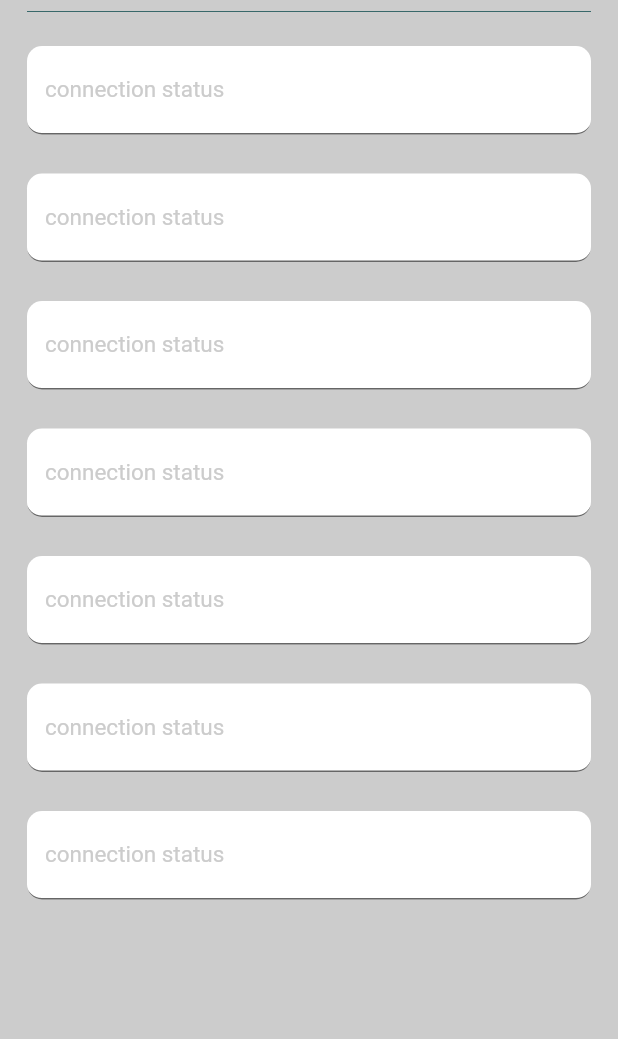
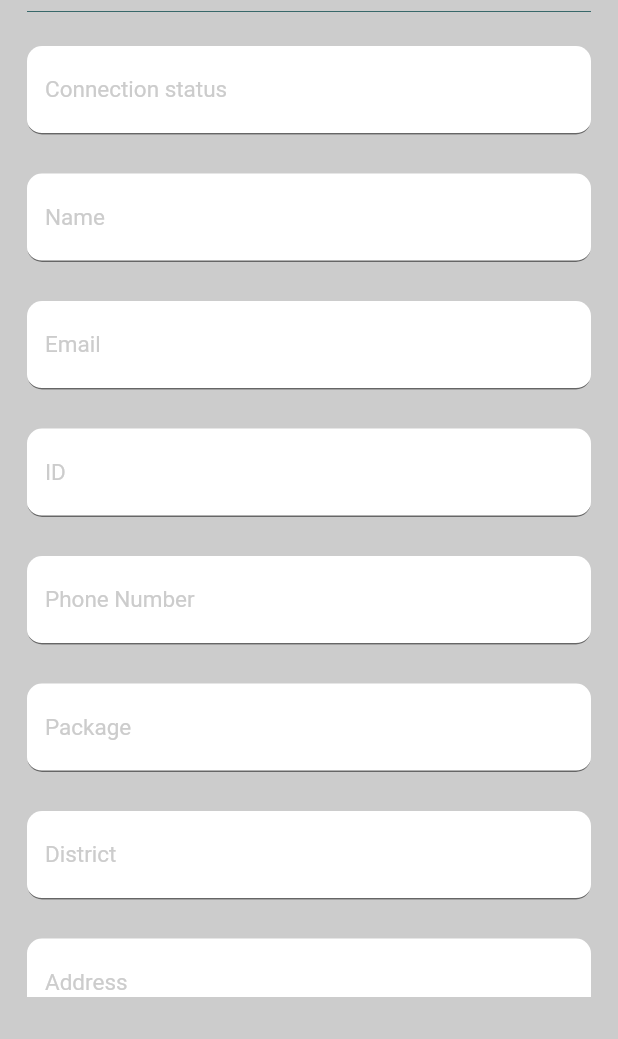
Before and after one commit to saklain71/bdcom_assignment_flutter, a Flutter app: the UserProfile screen opened directly, on a phone screen of 412 x 824 dp, the part 197-1236 px from its top. Run offline on Flutter 3.47's test engine with Material 2 defaults, Android fonts, the phone set to English and light mode, and no system bars; our stand-ins replace flutter_rating_bar, font_awesome_flutter, permission_handler, sqflite; missing offline and left inert: fast_contacts; accounts and stored records are empty.

```diff
--- a/lib/ui/contacs.dart
+++ b/lib/ui/contacs.dart
@@ -37,7 +37,6 @@ class _ContacsState extends State<Contacs> {
     } on PlatformException catch (e) {
       _text = 'Failed to get contacts:\n${e.details}';
     }
-
     // If the widget was removed from the tree while the asynchronous platform
     // message was in flight, we want to discard the reply rather than calling
     // set
--- a/lib/ui/user_profile.dart
+++ b/lib/ui/user_profile.dart
@@ -1,4 +1,3 @@
-
 import 'package:flutter/cupertino.dart';
 import 'package:flutter/material.dart';
 
@@ -11,6 +10,7 @@ class UserProfile extends StatefulWidget {
   @override
   State<UserProfile> createState() => _UserProfileState();
 }
+
 class _UserProfileState extends State<UserProfile> {
   @override
   Widget build(BuildContext context) {
@@ -27,112 +27,179 @@ class _UserProfileState extends State<UserProfile> {
           child: Column(
             crossAxisAlignment: CrossAxisAlignment.start,
             children: [
-               Text("User Profile",
-                 textAlign: TextAlign.right,
-                 style: TextStyle(color: AppColors.userProfileText,fontSize: 40),),
+              Text(
+                "User Profile",
+                textAlign: TextAlign.right,
+                style:
+                    TextStyle(color: AppColors.userProfileText, fontSize: 40),
+              ),
               Divider(
                 color: AppColors.appBarColor,
               ),
-            SizedBox(
-              height: 15,
-            ),
+              SizedBox(
+                height: 15,
+              ),
               Expanded(
                 child: ListView(
                   children: [
                     Container(
-                      height : 80,
-                      margin: EdgeInsets.only(bottom: 5.0 ),
+                      height: 80,
+                      margin: EdgeInsets.only(bottom: 5.0),
                       child: TextField(
                         decoration: InputDecoration(
                             border: UnderlineInputBorder(
-                                borderRadius:BorderRadius.circular(10.0)),
+                                borderRadius: BorderRadius.circular(10.0)),
                             filled: true,
-                            label: Text('connection status',
-                              style: TextStyle(color: AppColors.textLabelColor,fontSize: 15),),
+                            label: Text(
+                              'Connection status',
+                              style: TextStyle(
+                                  color: AppColors.textLabelColor,
+                                  fontSize: 15),
+                            ),
                             //hintText: "Type in your text",
                             fillColor: Colors.white),
                       ),
                     ),
                     Container(
-                      height : 80,
-                      margin: EdgeInsets.only(bottom: 5.0 ),
+                      height: 80,
+                      margin: EdgeInsets.only(bottom: 5.0),
                       child: TextField(
                         decoration: InputDecoration(
                             border: UnderlineInputBorder(
-                                borderRadius:BorderRadius.circular(10.0)),
+                                borderRadius: BorderRadius.circular(10.0)),
                             filled: true,
-                            label: Text('connection status',
-                              style: TextStyle(color: AppColors.textLabelColor,fontSize: 15),),
+                            label: Text(
+                              'Name',
+                              style: TextStyle(
+                                  color: AppColors.textLabelColor,
+                                  fontSize: 15),
+                            ),
                             //hintText: "Type in your text",
                             fillColor: Colors.white),
                       ),
                     ),
                     Container(
-                      height : 80,
-                      margin: EdgeInsets.only(bottom: 5.0 ),
+                      height: 80,
+                      margin: EdgeInsets.only(bottom: 5.0),
                       child: TextField(
                         decoration: InputDecoration(
                             border: UnderlineInputBorder(
-                                borderRadius:BorderRadius.circular(10.0)),
+                                borderRadius: BorderRadius.circular(10.0)),
                             filled: true,
-                            label: Text('connection status',
-                              style: TextStyle(color: AppColors.textLabelColor,fontSize: 15),),
+                            label: Text(
+                              'Email',
+                              style: TextStyle(
+                                  color: AppColors.textLabelColor,
+                                  fontSize: 15),
+                            ),
                             //hintText: "Type in your text",
                             fillColor: Colors.white),
                       ),
                     ),
                     Container(
-                      height : 80,
-                      margin: EdgeInsets.only(bottom: 5.0 ),
+                      height: 80,
+                      margin: EdgeInsets.only(bottom: 5.0),
                       child: TextField(
                         decoration: InputDecoration(
                             border: UnderlineInputBorder(
-                                borderRadius:BorderRadius.circular(10.0)),
+                                borderRadius: BorderRadius.circular(10.0)),
                             filled: true,
-                            label: Text('connection status',
-                              style: TextStyle(color: AppColors.textLabelColor,fontSize: 15),),
+                            label: Text(
+                              'ID',
+                              style: TextStyle(
+                                  color: AppColors.textLabelColor,
+                                  fontSize: 15),
+                            ),
                             //hintText: "Type in your text",
                             fillColor: Colors.white),
                       ),
                     ),
                     Container(
-                      height : 80,
-                      margin: EdgeInsets.only(bottom: 5.0 ),
+                      height: 80,
+                      margin: EdgeInsets.only(bottom: 5.0),
                       child: TextField(
                         decoration: InputDecoration(
                             border: UnderlineInputBorder(
-                                borderRadius:BorderRadius.circular(10.0)),
+                                borderRadius: BorderRadius.circular(10.0)),
                             filled: true,
-                            label: Text('connection status',
-                              style: TextStyle(color: AppColors.textLabelColor,fontSize: 15),),
+                            label: Text(
+                              'Phone Number',
+                              style: TextStyle(
+                                  color: AppColors.textLabelColor,
+                                  fontSize: 15),
+                            ),
                             //hintText: "Type in your text",
                             fillColor: Colors.white),
                       ),
                     ),
                     Container(
-                      height : 80,
-                      margin: EdgeInsets.only(bottom: 5.0 ),
+                      height: 80,
+                      margin: EdgeInsets.only(bottom: 5.0),
                       child: TextField(
                         decoration: InputDecoration(
                             border: UnderlineInputBorder(
-                                borderRadius:BorderRadius.circular(10.0)),
+                                borderRadius: BorderRadius.circular(10.0)),
                             filled: true,
-                            label: Text('connection status',
-                              style: TextStyle(color: AppColors.textLabelColor,fontSize: 15),),
+                            label: Text(
+                              'Package',
+                              style: TextStyle(
+                                  color: AppColors.textLabelColor,
+                                  fontSize: 15),
+                            ),
                             //hintText: "Type in your text",
                             fillColor: Colors.white),
                       ),
                     ),
                     Container(
-                      height : 80,
-                      margin: EdgeInsets.only(bottom: 5.0 ),
+                      height: 80,
+                      margin: EdgeInsets.only(bottom: 5.0),
                       child: TextField(
                         decoration: InputDecoration(
                             border: UnderlineInputBorder(
-                                borderRadius:BorderRadius.circular(10.0)),
+                                borderRadius: BorderRadius.circular(10.0)),
                             filled: true,
-                            label: Text('connection status',
-                              style: TextStyle(color: AppColors.textLabelColor,fontSize: 15),),
+                            label: Text(
+                              'District',
+                              style: TextStyle(
+                                  color: AppColors.textLabelColor,
+                                  fontSize: 15),
+                            ),
+                            //hintText: "Type in your text",
+                            fillColor: Colors.white),
+                      ),
+                    ),
+                    Container(
+                      height: 80,
+                      margin: EdgeInsets.only(bottom: 5.0),
+                      child: TextField(
+                        decoration: InputDecoration(
+                            border: UnderlineInputBorder(
+                                borderRadius: BorderRadius.circular(10.0)),
+                            filled: true,
+                            label: Text(
+                              'Address',
+                              style: TextStyle(
+                                  color: AppColors.textLabelColor,
+                                  fontSize: 15),
+                            ),
+                            //hintText: "Type in your text",
+                            fillColor: Colors.white),
+                      ),
+                    ),
+                    Container(
+                      height: 80,
+                      margin: EdgeInsets.only(bottom: 5.0),
+                      child: TextField(
+                        decoration: InputDecoration(
+                            border: UnderlineInputBorder(
+                                borderRadius: BorderRadius.circular(10.0)),
+                            filled: true,
+                            label: Text(
+                              'Refered By',
+                              style: TextStyle(
+                                  color: AppColors.textLabelColor,
+                                  fontSize: 15),
+                            ),
                             //hintText: "Type in your text",
                             fillColor: Colors.white),
                       ),
@@ -141,7 +208,6 @@ class _UserProfileState extends State<UserProfile> {
                 ),
               )
             ],
-
           ),
         ),
       ),
```
